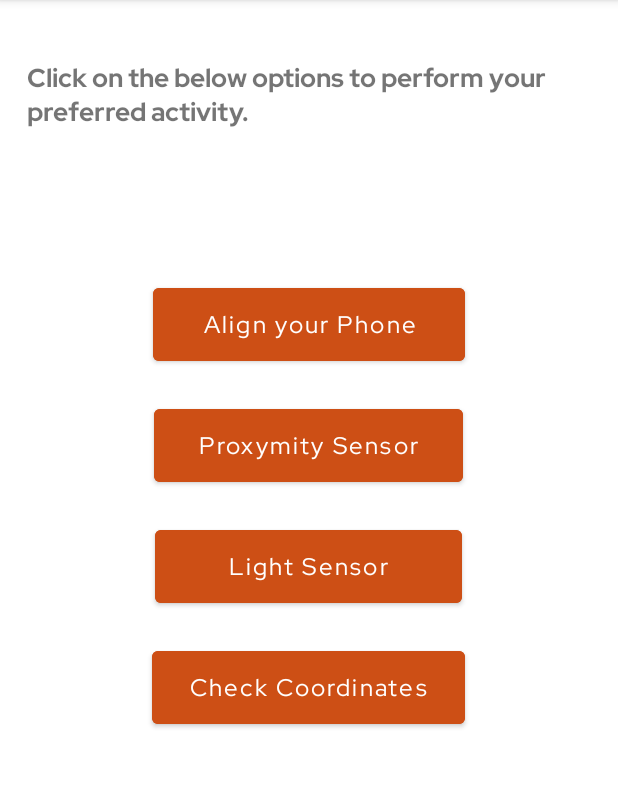
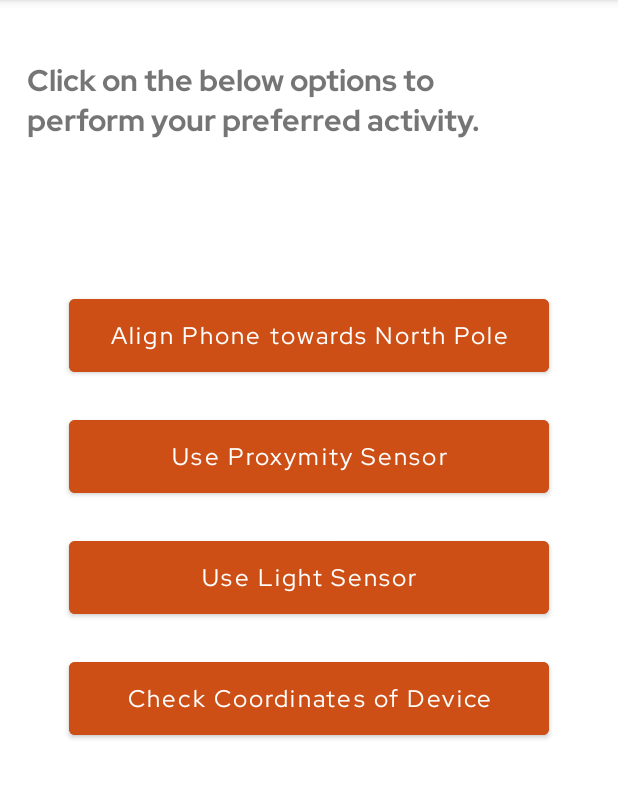
Before and after one commit to atifquamar07/SenseWatch, an Android app: the screen it shows after launch (MainActivity), on a phone screen of 412 x 824 dp, the part 84-883 px from its top. Run offline under Robolectric (Android 15) with nearby library versions, the light colour scheme and no system bars; our stand-ins replace Room's generated code.

Commit message:
UI changes

```diff
--- a/app/src/main/res/layout/activity_light_sensor.xml
+++ b/app/src/main/res/layout/activity_light_sensor.xml
@@ -17,14 +17,13 @@
 
     <Button
         android:id="@+id/btn_start_light"
-        android:layout_width="wrap_content"
+        android:layout_width="300dp"
         android:layout_height="wrap_content"
         android:layout_marginTop="380dp"
         android:layout_centerHorizontal="true"
         android:paddingHorizontal="40dp"
-        android:paddingVertical="10dp"
+        android:paddingVertical="15dp"
         android:backgroundTint="#FA0808"
-        android:fontFamily="@font/bold"
         android:textSize="18sp"
         android:text="Stop Sensor" />
 
--- a/app/src/main/res/layout/activity_main.xml
+++ b/app/src/main/res/layout/activity_main.xml
@@ -12,56 +12,53 @@
         android:layout_height="wrap_content"
         android:layout_marginTop="40dp"
         android:layout_marginStart="18dp"
-        android:textSize="17sp"
+        android:textSize="20sp"
         android:fontFamily="@font/bold"
         android:text="Click on the below options to perform your preferred activity." />
 
 
     <Button
         android:id="@+id/btn_alignPhone"
-        android:layout_width="wrap_content"
+        android:layout_width="320dp"
         android:layout_below="@+id/welcomeText"
         android:layout_marginTop="100dp"
         android:paddingVertical="13dp"
         android:textSize="16sp"
         android:backgroundTint="#CD4F15"
-        android:paddingHorizontal="33dp"
         android:layout_centerHorizontal="true"
         android:layout_height="wrap_content"
         android:textAllCaps="false"
-        android:text="Align your Phone" />
+        android:text="Align Phone towards North Pole" />
 
     <Button
         android:id="@+id/btn_proxySensor"
-        android:layout_width="wrap_content"
+        android:layout_width="320dp"
         android:layout_below="@+id/btn_alignPhone"
         android:layout_marginTop="20dp"
         android:backgroundTint="#CD4F15"
         android:paddingVertical="13dp"
         android:textSize="16sp"
-        android:paddingHorizontal="30dp"
         android:layout_centerHorizontal="true"
         android:layout_height="wrap_content"
         android:textAllCaps="false"
-        android:text="Proxymity Sensor" />
+        android:text="Use Proxymity Sensor" />
 
     <Button
         android:id="@+id/btn_lightSensor"
-        android:layout_width="wrap_content"
+        android:layout_width="320dp"
         android:layout_below="@+id/btn_proxySensor"
         android:layout_marginTop="20dp"
         android:layout_centerHorizontal="true"
         android:paddingVertical="13dp"
         android:backgroundTint="#CD4F15"
         android:textSize="16sp"
-        android:paddingHorizontal="49dp"
         android:layout_height="wrap_content"
         android:textAllCaps="false"
-        android:text="Light Sensor" />
+        android:text="Use Light Sensor" />
 
     <Button
         android:id="@+id/btn_rotation"
-        android:layout_width="wrap_content"
+        android:layout_width="320dp"
         android:layout_marginTop="20dp"
         android:layout_centerHorizontal="true"
         android:backgroundTint="#CD4F15"
@@ -69,9 +66,8 @@
         android:textAllCaps="false"
         android:paddingVertical="13dp"
         android:textSize="16sp"
-        android:paddingHorizontal="25dp"
         android:layout_height="wrap_content"
-        android:text="Check Coordinates" />
+        android:text="Check Coordinates of Device" />
 
 
 </RelativeLayout>
```
Also changed, not shown: app/src/main/java/com/example/sensewatch/GeomagneticRotation.kt (+9 -9 lines), app/src/main/res/layout/activity_current_coordinates.xml (+6 -6 lines), app/src/main/res/layout/activity_geomagnetic_rotation.xml (+4 -5 lines), app/src/main/res/layout/activity_proximity_sensor.xml (+3 -4 lines).
